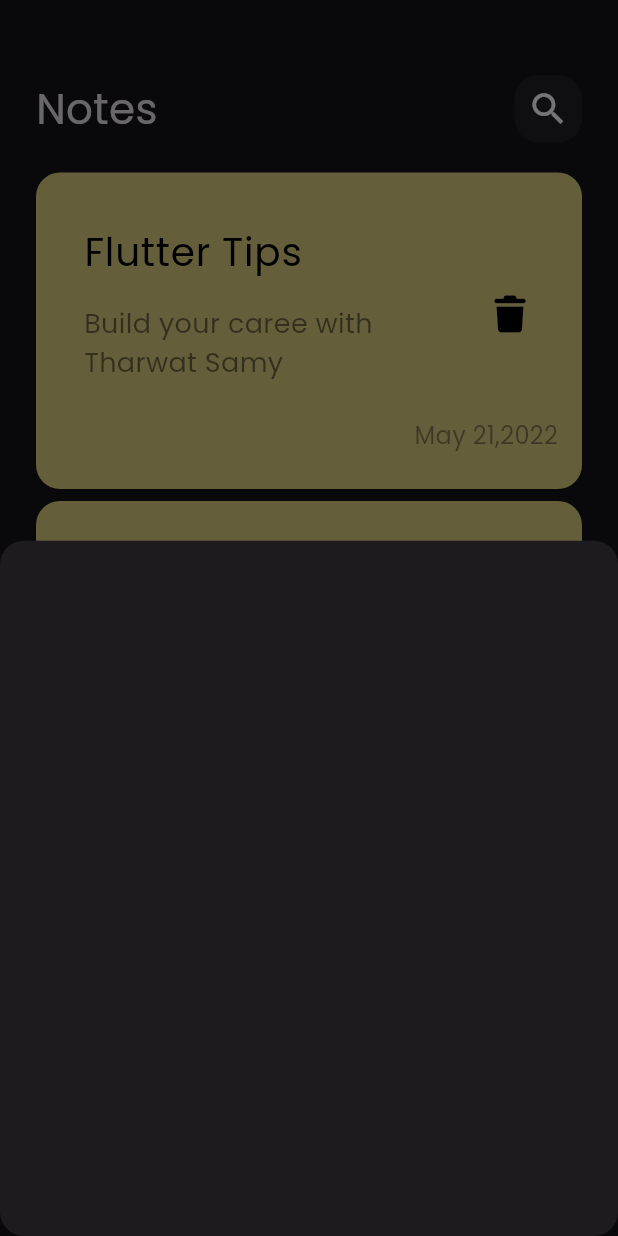
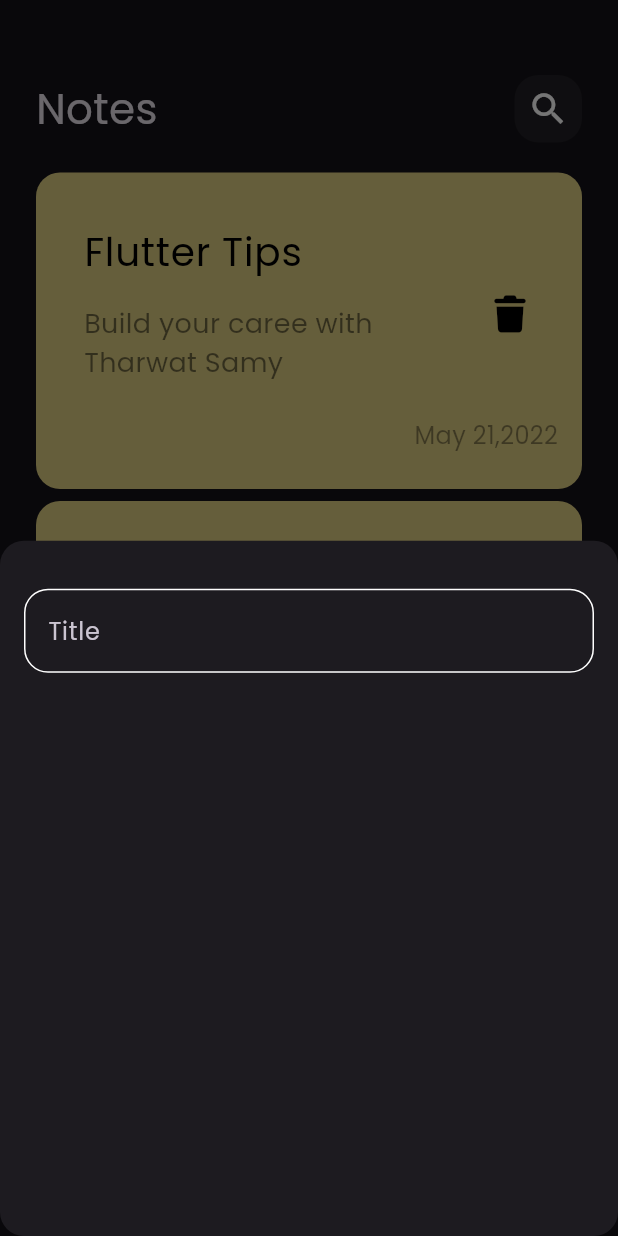
Before and after one commit to MouadKassid/notes_app, a Flutter app: the screen it shows after launch, after a tap on the "add" icon, on a phone screen of 412 x 824 dp. Run offline on Flutter 3.47's test engine with Material 3 defaults, Android fonts, the phone set to English and light mode, and no system bars; our stand-ins replace font_awesome_flutter.

Commit message:
create custom text field

```diff
--- /dev/null
+++ b/lib/constants.dart
@@ -0,0 +1,3 @@
+import 'dart:ui';
+
+const KPrimaryColor = const Color(0xff62FCD7);
--- a/lib/views/widgets/add_note_buttom_sheet.dart
+++ b/lib/views/widgets/add_note_buttom_sheet.dart
@@ -1,10 +1,14 @@
 import 'package:flutter/material.dart';
+import 'package:notes_app/views/widgets/custom_text_filed.dart';
 
 class AddnoteButtomSheet extends StatelessWidget {
   const AddnoteButtomSheet({super.key});
 
   @override
   Widget build(BuildContext context) {
-    return Container();
+    return Padding(
+      padding: const EdgeInsets.symmetric(horizontal: 16),
+      child: Column(children: [SizedBox(height: 32), CustomTextField()]),
+    );
   }
 }
--- /dev/null
+++ b/lib/views/widgets/custom_text_filed.dart
@@ -0,0 +1,27 @@
+import 'package:flutter/material.dart';
+import 'package:notes_app/constants.dart';
+
+class CustomTextField extends StatelessWidget {
+  const CustomTextField({super.key});
+
+  @override
+  Widget build(BuildContext context) {
+    return TextField(
+      cursorColor: KPrimaryColor,
+      decoration: InputDecoration(
+        hintText: "Title",
+        // hintStyle: const TextStyle(color: KPrimaryColor),
+        border: BuildBorder(),
+        enabledBorder: BuildBorder(),
+        focusedBorder: BuildBorder(KPrimaryColor),
+      ),
+    );
+  }
+
+  OutlineInputBorder BuildBorder([color]) {
+    return OutlineInputBorder(
+      borderRadius: BorderRadius.circular(16),
+      borderSide: BorderSide(color: color ?? Colors.white),
+    );
+  }
+}
```
